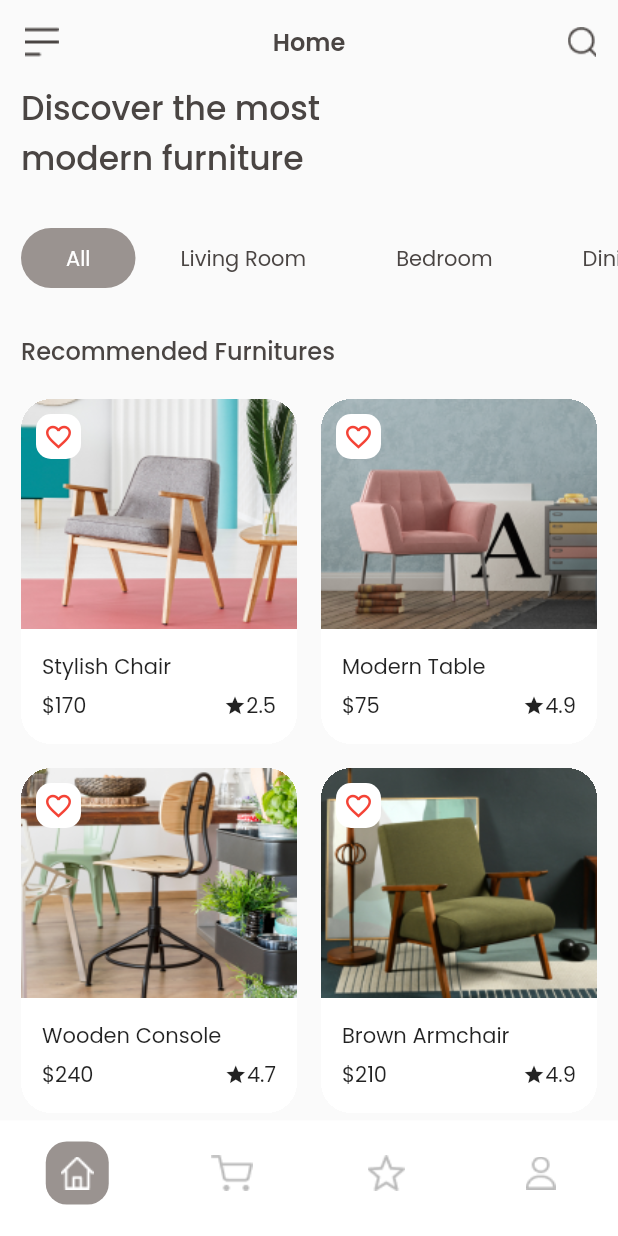
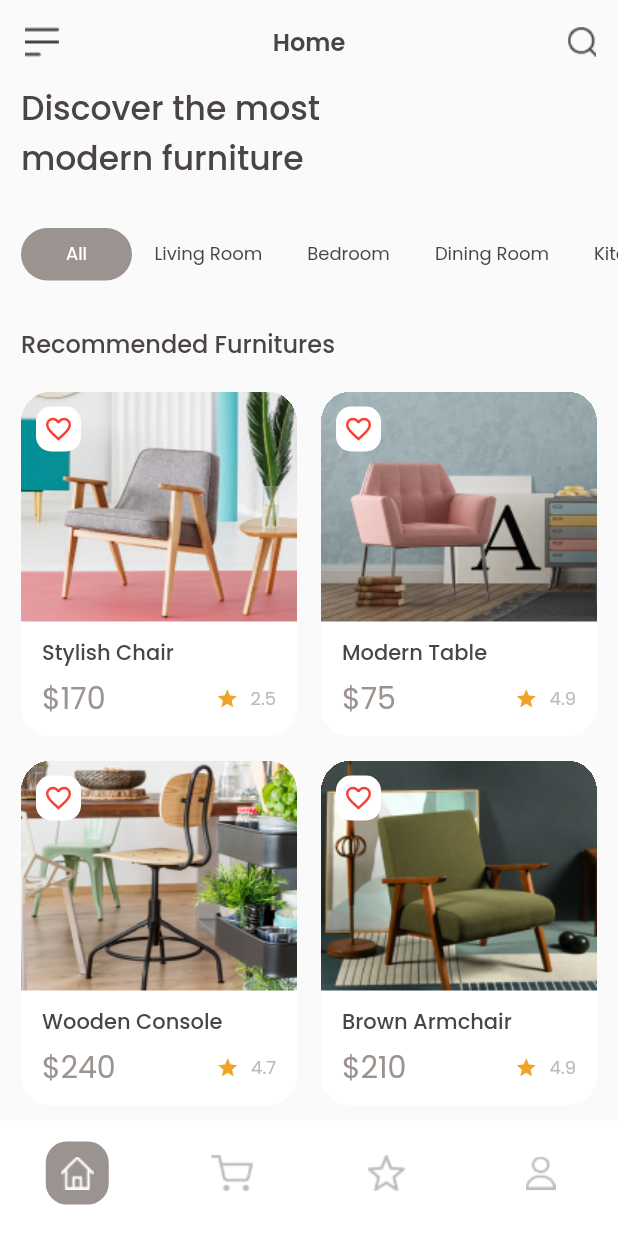
Before and after one commit to danthz2/fic, a Flutter app: the screen it shows after launch, on a phone screen of 412 x 824 dp. Run offline on Flutter 3.47's test engine with Material 2 defaults, Android fonts, the phone set to English and light mode, and no system bars; our stand-ins replace google_fonts.

Commit message:
update: setstate

```diff
--- a/lib/ui/screen/detail_furniture.dart
+++ b/lib/ui/screen/detail_furniture.dart
@@ -16,8 +16,7 @@ class _DetailFurnitureState extends State<DetailFurniture> {
   int _count = 1;
   @override
   Widget build(BuildContext context) {
-    final arg = ModalRoute.of(context)?.settings.arguments as List<dynamic>;
-    final furnitureItem = arg[0] as FurnitureItemModel;
+    final furnitureItem = ModalRoute.of(context)?.settings.arguments as FurnitureItemModel;
 
     return Scaffold(
       body: Stack(
--- a/lib/ui/screen/home_screen.dart
+++ b/lib/ui/screen/home_screen.dart
@@ -13,40 +13,47 @@ class HomeScreen extends StatefulWidget {
 }
 
 class _HomeScreenState extends State<HomeScreen> {
-  final List<Map<String, dynamic>> categoryList = [
-    {
-      'text': 'All',
-      'textColor': Colors.white,
-      'bgColor': const Color(0xff9A9390),
-    },
-    {
-      'text': 'Living Room',
-      'textColor': const Color(0xff4A4543),
-      'bgColor': Colors.transparent,
-    },
-    {
-      'text': 'Bedroom',
-      'textColor': const Color(0xff4A4543),
-      'bgColor': Colors.transparent,
-    },
-    {
-      'text': 'Dining Room',
-      'textColor': const Color(0xff4A4543),
-      'bgColor': Colors.transparent,
-    },
-    {
-      'text': 'Kitchen',
-      'textColor': const Color(0xff4A4543),
-      'bgColor': Colors.transparent,
-    },
-  ];
+  final List categoryList = ['All', 'Living Room', 'Bedroom', 'Dining Room', 'Kitchen'];
 
-  int selectedIndex = 0;
+  int _selectedIndex = 0;
+  bool _isSearching = false;
 
   @override
   Widget build(BuildContext context) {
     return Scaffold(
-      appBar: AppBar(
+      appBar: _isSearching
+          ? AppBar(
+              backgroundColor: Colors.transparent,
+              elevation: 0,
+              title: TextFormField(
+                decoration: InputDecoration(
+                  hintText: 'Search Furniture',
+                  enabledBorder: OutlineInputBorder(
+                    borderSide: BorderSide(
+                      color: Colors.grey[400]!,
+                    ),
+                  ),
+                  focusedBorder: OutlineInputBorder(
+                    borderSide: BorderSide(
+                      color: Colors.grey[400]!,
+                    ),
+                  ),
+                  contentPadding: const EdgeInsets.symmetric(horizontal: 15.0),
+                ),
+              ),
+              actions: [
+                IconButton(
+                  onPressed: () => setState(() {
+                    _isSearching = false;
+                  }),
+                  icon: const Icon(
+                    Icons.close,
+                    color: Color(0xff4A4543),
+                  ),
+                ),
+              ],
+            )
+          : AppBar(
               backgroundColor: Colors.transparent,
               elevation: 0,
               title: const Text(
@@ -64,7 +71,9 @@ class _HomeScreenState extends State<HomeScreen> {
               ),
               actions: [
                 IconButton(
-            onPressed: () {},
+                  onPressed: () => setState(() {
+                    _isSearching = true;
+                  }),
                   icon: Image.asset('assets/icons/ic_search.png'),
                 ),
               ],
@@ -87,7 +96,7 @@ class _HomeScreenState extends State<HomeScreen> {
             height: 30,
           ),
           SizedBox(
-            height: 40,
+            height: 35,
             child: ListView.builder(
               scrollDirection: Axis.horizontal,
               shrinkWrap: true,
@@ -96,7 +105,7 @@ class _HomeScreenState extends State<HomeScreen> {
                 padding: EdgeInsets.only(left: index == 0 ? 14 : 0),
                 child: categoryItem(
                   index: index,
-                  text: categoryList[index]['text'],
+                  text: categoryList[index],
                 ),
               ),
             ),
@@ -136,7 +145,6 @@ class _HomeScreenState extends State<HomeScreen> {
                     .toList();
                 return FurnitureItem(
                   furnitureItem: data[index],
-                  selectedIndex: index,
                 );
               },
             ),
@@ -199,19 +207,20 @@ class _HomeScreenState extends State<HomeScreen> {
   }) {
     return GestureDetector(
       onTap: () => setState(() {
-        selectedIndex = index;
+        _selectedIndex = index;
       }),
       child: Container(
-        padding: const EdgeInsets.symmetric(vertical: 10, horizontal: 30),
+        padding: EdgeInsets.symmetric(horizontal: index == 0 ? 30 : 15),
         decoration: BoxDecoration(
           borderRadius: BorderRadius.circular(20),
-          color: selectedIndex == index ? const Color(0xff9A9390) : Colors.transparent,
+          color: _selectedIndex == index ? const Color(0xff9A9390) : Colors.transparent,
         ),
         child: Center(
           child: Text(
             text,
             style: TextStyle(
-              color: selectedIndex == index ? Colors.white : const Color(0xff4A4543),
+              fontSize: 12,
+              color: _selectedIndex == index ? Colors.white : const Color(0xff4A4543),
             ),
           ),
         ),
--- a/lib/ui/widgets/furniture_item.dart
+++ b/lib/ui/widgets/furniture_item.dart
@@ -2,15 +2,23 @@ import 'package:fic_bootcamp/data/models/furniture_item_model.dart';
 import 'package:fic_bootcamp/ui/screen/detail_furniture.dart';
 import 'package:flutter/material.dart';
 
-class FurnitureItem extends StatelessWidget {
+class FurnitureItem extends StatefulWidget {
   final FurnitureItemModel furnitureItem;
-  final int selectedIndex;
-  const FurnitureItem({Key? key, required this.furnitureItem, required this.selectedIndex}) : super(key: key);
+  const FurnitureItem({
+    Key? key,
+    required this.furnitureItem,
+  }) : super(key: key);
 
+  @override
+  State<FurnitureItem> createState() => _FurnitureItemState();
+}
+
+class _FurnitureItemState extends State<FurnitureItem> {
+  bool _isFavorite = false;
   @override
   Widget build(BuildContext context) {
     return GestureDetector(
-      onTap: () => Navigator.pushNamed(context, DetailFurniture.routeName, arguments: [furnitureItem, selectedIndex]),
+      onTap: () => Navigator.pushNamed(context, DetailFurniture.routeName, arguments: widget.furnitureItem),
       child: Container(
         clipBehavior: Clip.hardEdge,
         decoration: const BoxDecoration(
@@ -26,7 +34,7 @@ class FurnitureItem extends StatelessWidget {
                   fit: StackFit.expand,
                   children: [
                     Image.asset(
-                      furnitureItem.image,
+                      widget.furnitureItem.image,
                       fit: BoxFit.fill,
                     ),
                     Positioned(
@@ -40,10 +48,15 @@ class FurnitureItem extends StatelessWidget {
                           ),
                           color: Colors.white,
                         ),
-                        child: const Icon(
-                          Icons.favorite_outline,
-                          size: 20,
-                          color: Colors.red,
+                        child: GestureDetector(
+                          onTap: () => setState(() {
+                            _isFavorite = !_isFavorite;
+                          }),
+                          child: Icon(
+                            _isFavorite ? Icons.favorite : Icons.favorite_outline,
+                            size: 20,
+                            color: Colors.red,
+                          ),
                         ),
                       ),
                     ),
@@ -58,21 +71,45 @@ class FurnitureItem extends StatelessWidget {
                   mainAxisAlignment: MainAxisAlignment.center,
                   crossAxisAlignment: CrossAxisAlignment.start,
                   children: [
-                    Text(furnitureItem.text),
+                    Text(
+                      widget.furnitureItem.text,
+                      style: const TextStyle(
+                        fontWeight: FontWeight.w500,
+                        fontSize: 14,
+                        color: Color(0xff4A4543),
+                      ),
+                    ),
                     const SizedBox(
                       height: 5.0,
                     ),
                     Row(
                       mainAxisAlignment: MainAxisAlignment.spaceBetween,
                       children: [
-                        Text('\$${furnitureItem.price}'),
+                        Text(
+                          '\$${widget.furnitureItem.price}',
+                          style: const TextStyle(
+                            fontWeight: FontWeight.w400,
+                            fontSize: 20,
+                            color: Color(0xff9A9390),
+                          ),
+                        ),
                         Row(
                           children: [
                             const Icon(
                               Icons.star,
+                              color: Color(0xffEEA427),
                               size: 15,
                             ),
-                            Text('${furnitureItem.rating}'),
+                            const SizedBox(
+                              width: 8.0,
+                            ),
+                            Text(
+                              '${widget.furnitureItem.rating}',
+                              style: const TextStyle(
+                                fontSize: 12,
+                                color: Color(0xffBBBBBB),
+                              ),
+                            ),
                           ],
                         )
                       ],
```
Lines whose indentation alone changed are shown as unchanged.
